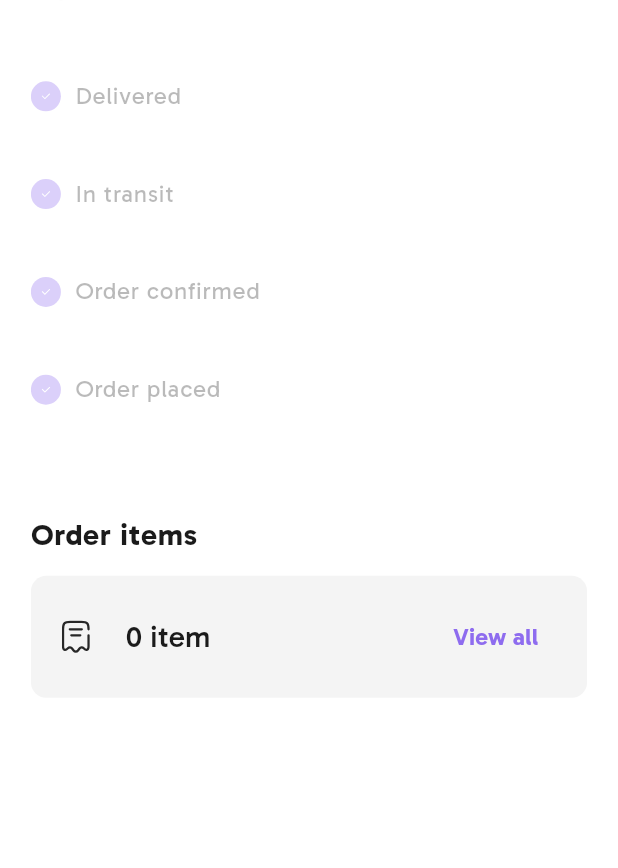
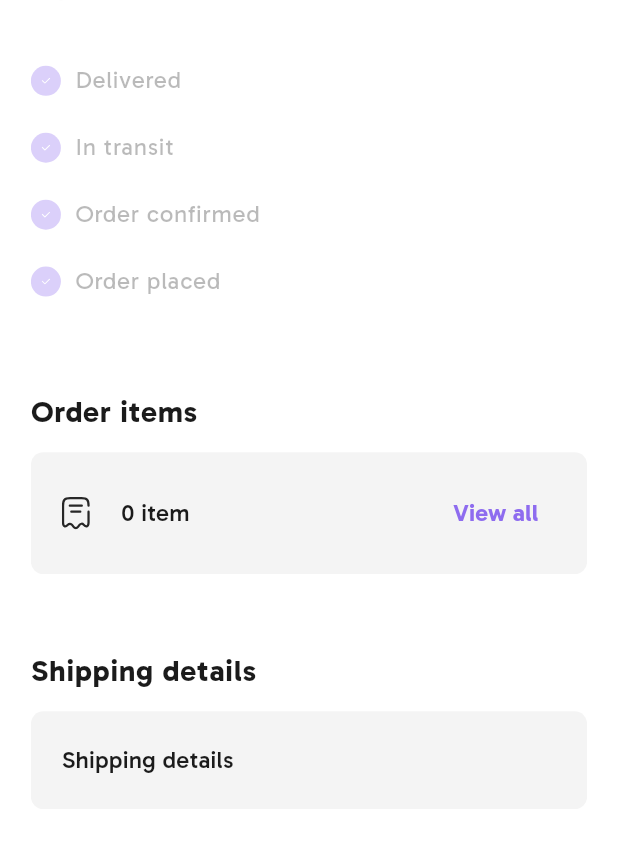
Before and after one commit to o-beckley/stitch, a Flutter app: the OrderDetailsScreen screen opened directly with empty values, on a phone screen of 412 x 824 dp, the part 138-1006 px from its top. Run offline on Flutter 3.47's test engine with Material 3 defaults, Android fonts, the phone set to English and light mode, and no system bars; our stand-ins replace cached_network_image, cloud_firestore, firebase_auth, firebase_core, flutter_screenutil, flutter_svg and 3 more; accounts and stored records are empty.

Commit message:
- Added an inkwell to the custom tile - Made some minor changes to the order details screen

```diff
--- a/lib/screens/home/order_details_screen.dart
+++ b/lib/screens/home/order_details_screen.dart
@@ -10,6 +10,7 @@ import 'package:stitch/theme/color_theme.dart';
 import 'package:stitch/widgets/app_bar.dart';
 import 'package:stitch/widgets/buttons.dart';
 import 'package:stitch/widgets/cart_item_card.dart';
+import 'package:stitch/widgets/custom_tile.dart';
 
 class OrderDetailsScreen extends StatefulWidget {
   final StitchOrder order;
@@ -24,23 +25,15 @@ class OrderDetailsScreen extends StatefulWidget {
 }
 
 class _OrderDetailsScreenState extends State<OrderDetailsScreen> {
-  final GlobalKey<AnimatedListState> _itemListKey = GlobalKey();
   bool _shouldShowOrderItems = false;
   List<OrderItem> orderItems =  [];
   int length = 1;
 
   void _showItems(){
     orderItems = widget.order.items;
-    _itemListKey.currentState?.insertAllItems(0, widget.order.items.length);
   }
   void _removeItems(){
     orderItems = [];
-    _itemListKey.currentState?.removeAllItems(
-      (context, animation){
-        return const OrderItemLoading();
-      },
-      duration: const Duration(seconds: 1)
-    );
   }
 
   @override
@@ -58,25 +51,25 @@ class _OrderDetailsScreenState extends State<OrderDetailsScreen> {
             ),
             SliverToBoxAdapter(
               child: Padding(
-                padding: EdgeInsets.symmetric(vertical: 0.05.sw),
+                padding: EdgeInsets.symmetric(vertical: 0.025.sw),
                 child: _DisplayOrderState(status: 'Delivered', timestamp: widget.order.status[OrderStatus.delivered]),
               ),
             ),
             SliverToBoxAdapter(
               child: Padding(
-                padding: EdgeInsets.symmetric(vertical: 0.05.sw),
+                padding: EdgeInsets.symmetric(vertical: 0.025.sw),
                 child: _DisplayOrderState(status: 'In transit', timestamp: widget.order.status[OrderStatus.shipped]),
               ),
             ),
             SliverToBoxAdapter(
               child: Padding(
-                padding: EdgeInsets.symmetric(vertical: 0.05.sw),
+                padding: EdgeInsets.symmetric(vertical: 0.025.sw),
                 child: _DisplayOrderState(status: 'Order confirmed', timestamp: widget.order.status[OrderStatus.confirmed]),
               ),
             ),
             SliverToBoxAdapter(
               child: Padding(
-                padding: EdgeInsets.symmetric(vertical: 0.05.sw),
+                padding: EdgeInsets.symmetric(vertical: 0.025.sw),
                 child: _DisplayOrderState(status: 'Order placed', timestamp: widget.order.status[OrderStatus.placed]),
               ),
             ),
@@ -96,33 +89,17 @@ class _OrderDetailsScreenState extends State<OrderDetailsScreen> {
               child: 0.025.sw.verticalSpace,
             ),
             SliverToBoxAdapter(
-              child: Container(
-                decoration: BoxDecoration(
-                  color: context.watch<UIColors>().surfaceContainer,
-                  borderRadius: BorderRadius.circular(0.025.sw)
-                ),
-                child: Padding(
-                  padding: EdgeInsets.all(0.05.sw),
-                  child: Row(
-                    children: [
-                      SvgPicture.asset(
+              child: CustomTile(
+                title: "${widget.order.items.length} ${widget.order.items.length > 1 ? 'items' : 'item'}",
+                leading: SvgPicture.asset(
                   AssetPaths.ordersIcon,
                   colorFilter: ColorFilter.mode(
                       context.watch<UIColors>().onSurface,
                       BlendMode.srcIn
                   ),
                 ),
-                      0.05.sw.horizontalSpace,
-                      Text(
-                        "${widget.order.items.length} ${widget.order.items.length > 1 ? 'items' : 'item'}",
-                        style: Theme.of(context).textTheme.labelLarge?.copyWith(
-                          fontSize: 20
-                            // color: context.watch<UIColors>().outline
-                        ),
-                      ),
-                      const Expanded(child: SizedBox()),
-                      CustomTextButton(
-                        label: _shouldShowOrderItems ? "Collapse all" : "View all",
+                trailing: CustomTextButton(
+                  label: _shouldShowOrderItems ? "Collapse" : "View all",
                   color: context.watch<UIColors>().primary,
                   onTap: (){
                     setState(() {
@@ -135,29 +112,37 @@ class _OrderDetailsScreenState extends State<OrderDetailsScreen> {
                       _removeItems();
                     }
                   },
-                      )
-                    ],
                 ),
               ),
             ),
-            ),
-            SliverAnimatedList(
-              key: _itemListKey,
-              initialItemCount: orderItems.length,
-              itemBuilder: (context, index, animation){
+            SliverList.builder(
+              itemCount: orderItems.length,
+              itemBuilder: (context, index){
                 return Padding(
                   padding: EdgeInsets.only(top: 0.05.sw),
-                  child: SlideTransition(
-                    position: animation.drive(
-                      Tween<Offset>(
-                        begin: const Offset(1, 0),
-                        end: Offset.zero
+                  child: CartItemCard(item: orderItems[index]),
+                );
+              },
+            ),
+            SliverToBoxAdapter(
+              child: 0.1.sw.verticalSpace,
+            ),
+            SliverToBoxAdapter(
+                child: Text(
+                  "Shipping details",
+                  style: Theme.of(context).textTheme.bodyLarge?.copyWith(
+                      fontSize: 20,
+                      fontWeight: FontWeight.bold
+                  ),
                 )
             ),
-                    child: CartItemCard(item: orderItems[index])
+            SliverToBoxAdapter(
+              child: 0.025.sw.verticalSpace,
             ),
-                );
-              },
+            SliverToBoxAdapter(
+              child: CustomTile(
+                title: "Shipping details", //TODO
+              ),
             ),
           ],
         ),
--- a/lib/widgets/custom_tile.dart
+++ b/lib/widgets/custom_tile.dart
@@ -24,13 +24,12 @@ class CustomTile extends StatelessWidget {
 
   @override
   Widget build(BuildContext context) {
-    return GestureDetector(
-      onTap: onTap,
-      child: Container(
-        decoration: BoxDecoration(
-          color: context.watch<UIColors>().surfaceContainer,
-          borderRadius: BorderRadius.circular(0.02.sw)
-        ),
+    return Material(
+      color: context.watch<UIColors>().surfaceContainer,
+      borderRadius: BorderRadius.circular(0.02.sw),
+      child: InkWell(
+        onTap: onTap,
+        borderRadius: BorderRadius.circular(0.02.sw),
         child: Padding(
           padding: EdgeInsets.all(0.05.sw),
           child: Row(
```
Lines whose indentation alone changed are shown as unchanged.
